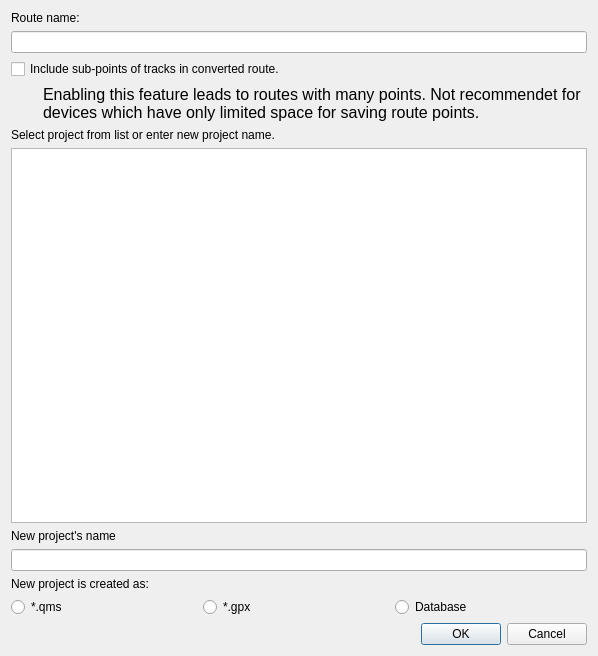
Old version of the form src/qmapshack/gis/trk/ITrkToRteDialog.ui in the repository Maproom/qmapshack.
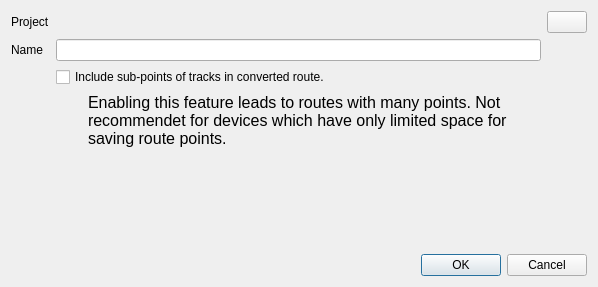
New version of the form. Icons and pictures are not drawn.

Diff of the .ui file:
```diff
--- a/src/qmapshack/gis/trk/ITrkToRteDialog.ui
+++ b/src/qmapshack/gis/trk/ITrkToRteDialog.ui
@@ -7,37 +7,37 @@
     <x>0</x>
     <y>0</y>
     <width>598</width>
-    <height>656</height>
+    <height>287</height>
    </rect>
   </property>
   <property name="windowTitle">
    <string>Convert to Route</string>
   </property>
-  <layout class="QVBoxLayout" name="verticalLayout" stretch="0,0,0,0,0,1,0,0,0,0,0">
+  <layout class="QVBoxLayout" name="verticalLayout" stretch="0,0,0">
    <item>
-    <widget class="QLabel" name="labelRoutName">
+    <layout class="QGridLayout" name="gridLayout">
+     <item row="0" column="0">
+      <widget class="QLabel" name="labelProject">
      <property name="text">
-      <string>Route name:</string>
+        <string>Project</string>
      </property>
     </widget>
    </item>
-   <item>
-    <widget class="QLineEdit" name="lineEditRouteName"/>
-   </item>
-   <item>
-    <widget class="QCheckBox" name="checkBoxSubPoints">
-     <property name="sizePolicy">
-      <sizepolicy hsizetype="Minimum" vsizetype="Minimum">
-       <horstretch>0</horstretch>
-       <verstretch>0</verstretch>
-      </sizepolicy>
-     </property>
+     <item row="0" column="1">
+      <widget class="QLabel" name="labelProjectName">
+       <property name="text">
+        <string/>
+       </property>
+      </widget>
+     </item>
+     <item row="2" column="0">
+      <widget class="QLabel" name="labeName">
      <property name="text">
-      <string>Include sub-points of tracks in converted route.</string>
+        <string>Name</string>
      </property>
     </widget>
    </item>
-   <item>
+     <item row="4" column="1">
     <widget class="QLabel" name="labelComment">
      <property name="sizePolicy">
       <sizepolicy hsizetype="Preferred" vsizetype="Preferred">
@@ -64,83 +64,56 @@
      </property>
     </widget>
    </item>
-   <item>
-    <widget class="QLabel" name="labelSelList">
-     <property name="text">
-      <string>Select project from list or enter new project name.</string>
-     </property>
-     <property name="wordWrap">
-      <bool>true</bool>
-     </property>
-    </widget>
-   </item>
-   <item>
-    <widget class="QListWidget" name="listWidgetProjects"/>
-   </item>
-   <item>
-    <widget class="QLabel" name="labelNewProjName">
+     <item row="3" column="1">
+      <widget class="QCheckBox" name="checkBoxSubPoints">
+       <property name="sizePolicy">
+        <sizepolicy hsizetype="Minimum" vsizetype="Minimum">
+         <horstretch>0</horstretch>
+         <verstretch>0</verstretch>
+        </sizepolicy>
+       </property>
      <property name="text">
-      <string>New project's name</string>
+        <string>Include sub-points of tracks in converted route.</string>
      </property>
     </widget>
    </item>
-   <item>
-    <widget class="QLineEdit" name="lineEditNewProject"/>
-   </item>
-   <item>
-    <widget class="QLabel" name="labelCreatedAs">
-     <property name="text">
-      <string>New project is created as:</string>
-     </property>
-    </widget>
-   </item>
-   <item>
-    <widget class="QFrame" name="frameType">
-     <property name="enabled">
-      <bool>true</bool>
-     </property>
-     <property name="frameShape">
-      <enum>QFrame::NoFrame</enum>
-     </property>
-     <property name="frameShadow">
-      <enum>QFrame::Plain</enum>
-     </property>
-     <layout class="QHBoxLayout" name="horizontalLayout">
-      <property name="spacing">
-       <number>0</number>
-      </property>
-      <property name="margin">
-       <number>0</number>
-      </property>
-      <item>
-       <widget class="QRadioButton" name="radioQms">
-        <property name="enabled">
-         <bool>true</bool>
-        </property>
+     <item row="2" column="1">
+      <widget class="QLineEdit" name="lineEditRouteName"/>
+     </item>
+     <item row="0" column="2">
+      <widget class="QPushButton" name="pushButtonProject">
+       <property name="toolTip">
+        <string>Change Project</string>
+       </property>
         <property name="text">
-         <string>*.qms</string>
-        </property>
-       </widget>
-      </item>
-      <item>
-       <widget class="QRadioButton" name="radioGpx">
-        <property name="enabled">
-         <bool>true</bool>
-        </property>
-        <property name="text">
-         <string>*.gpx</string>
-        </property>
-       </widget>
-      </item>
-      <item>
-       <widget class="QRadioButton" name="radioDatabase">
-        <property name="text">
-         <string>Database</string>
+        <string/>
+       </property>
+       <property name="icon">
+        <iconset resource="../../resources.qrc">
+         <normaloff>:/icons/32x32/GpxProject.png</normaloff>:/icons/32x32/GpxProject.png</iconset>
+       </property>
+       <property name="iconSize">
+        <size>
+         <width>32</width>
+         <height>32</height>
+        </size>
         </property>
        </widget>
       </item>
      </layout>
-    </widget>
+   </item>
+   <item>
+    <spacer name="verticalSpacer">
+     <property name="orientation">
+      <enum>Qt::Vertical</enum>
+     </property>
+     <property name="sizeHint" stdset="0">
+      <size>
+       <width>20</width>
+       <height>40</height>
+      </size>
+     </property>
+    </spacer>
    </item>
    <item>
     <widget class="QDialogButtonBox" name="buttonBox">
```
Left out of the diff: 4 changed lines with no effect on the pictures. Lines whose indentation alone changed are shown as unchanged.
